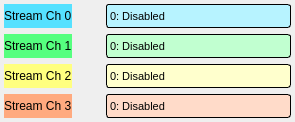
The window that new_look/streams_info.ui (cristinasewell/ATCA_PyDM_Screens) describes before a commit, drawn with Qt 5.
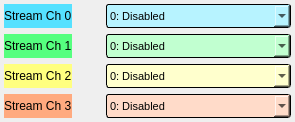
The same window after the commit. Icons and pictures are not drawn. Custom widgets are drawn as their Qt base class.

Commit message: MNT: took back the image from qcomboBox drop-arrow

What changed in the file:
```diff
--- a/new_look/streams_info.ui
+++ b/new_look/streams_info.ui
@@ -140,17 +140,6 @@
     border-radius: 3px;
     padding: 1px 18px 1px 3px;
     min-width: 6em;
-}
-QComboBox::drop-down 
-{
-    border: 0px; /* This seems to replace the whole arrow of the combo box */
-}
-
-/* Define a new custom arrow icon for the combo box */
-QComboBox::down-arrow {
-    image: url(../docs/_static/arrow.png);
-    width: 12px;
-    height: 12px;
 }</string>
      </property>
      <property name="iconSize">
@@ -342,17 +331,6 @@
     border-radius: 3px;
     padding: 1px 18px 1px 3px;
     min-width: 6em;
-}
-QComboBox::drop-down 
-{
-    border: 0px; /* This seems to replace the whole arrow of the combo box */
-}
-
-/* Define a new custom arrow icon for the combo box */
-QComboBox::down-arrow {
-    image: url(../docs/_static/arrow.png);
-    width: 12px;
-    height: 12px;
 }</string>
      </property>
      <property name="iconSize">
@@ -544,17 +522,6 @@
     border-radius: 3px;
     padding: 1px 18px 1px 3px;
     min-width: 6em;
-}
-QComboBox::drop-down 
-{
-    border: 0px; /* This seems to replace the whole arrow of the combo box */
-}
-
-/* Define a new custom arrow icon for the combo box */
-QComboBox::down-arrow {
-    image: url(../docs/_static/arrow.png);
-    width: 12px;
-    height: 12px;
 }</string>
      </property>
      <property name="channel" stdset="0">
@@ -740,17 +707,6 @@
     border-radius: 3px;
     padding: 1px 18px 1px 3px;
     min-width: 6em;
-}
-QComboBox::drop-down 
-{
-    border: 0px; /* This seems to replace the whole arrow of the combo box */
-}
-
-/* Define a new custom arrow icon for the combo box */
-QComboBox::down-arrow {
-    image: url(../docs/_static/arrow.png);
-    width: 12px;
-    height: 12px;
 }</string>
      </property>
      <property name="channel" stdset="0">
```
The commit also changes 1 other file.
